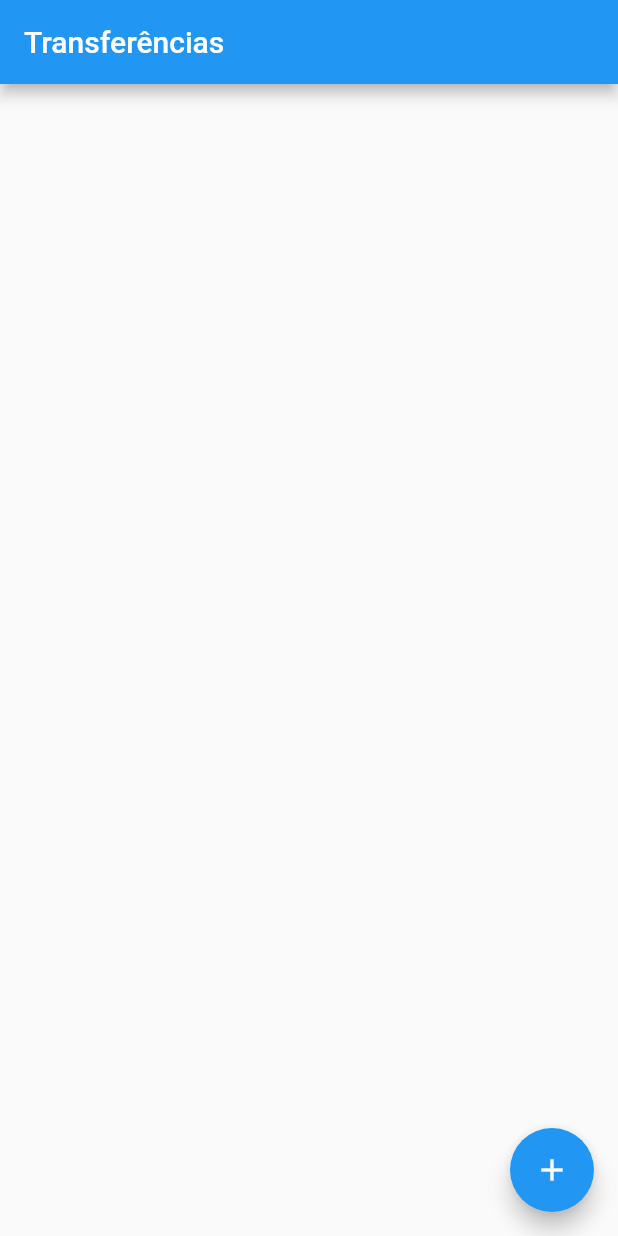
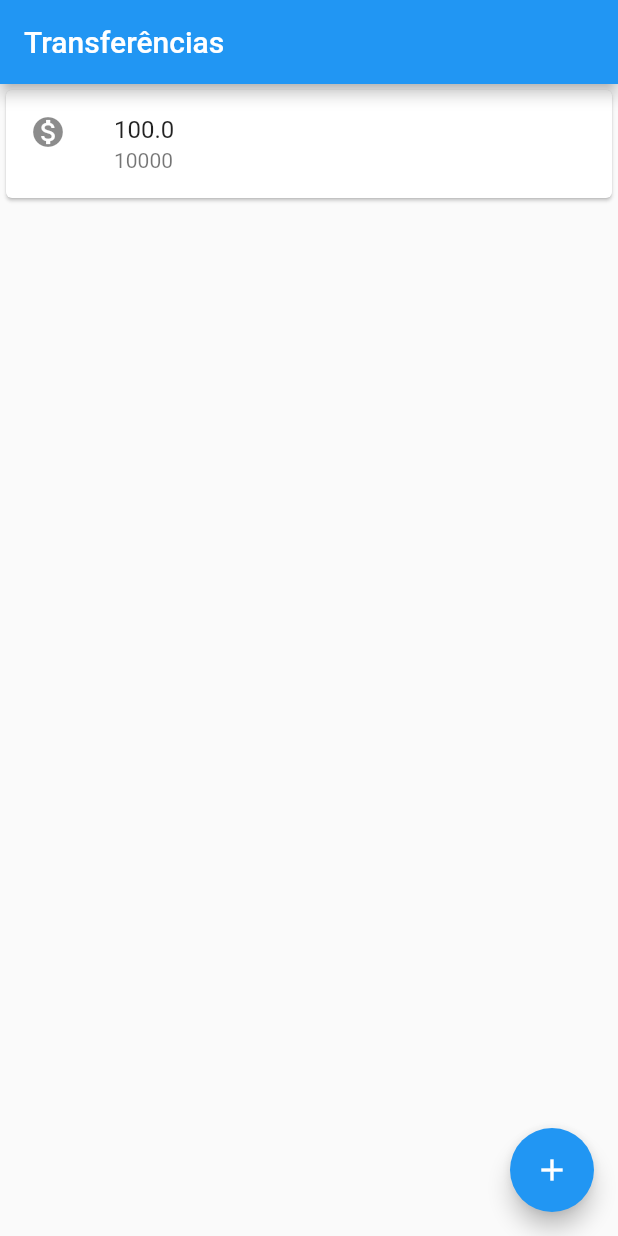
Before and after one commit to douglasshibata/bytebank, a Flutter app: the screen it shows after launch, on a phone screen of 412 x 824 dp. Run offline on Flutter 3.47's test engine with Material 2 defaults, Android fonts, the phone set to English and light mode, and no system bars.

Commit message:
adding card and list

```diff
--- a/lib/main.dart
+++ b/lib/main.dart
@@ -3,6 +3,13 @@ import 'package:flutter/material.dart';
 void main() {
   runApp(MaterialApp(
     home: Scaffold(
+      body:Card(
+        child: ListTile(
+          leading: Icon(Icons.monetization_on),
+          title: Text('100.0'),
+          subtitle: Text('10000'),
+        ),
+      ),
       appBar: AppBar(title: Text("Transferências"),),
       floatingActionButton: FloatingActionButton(
         onPressed: () {  },
```
